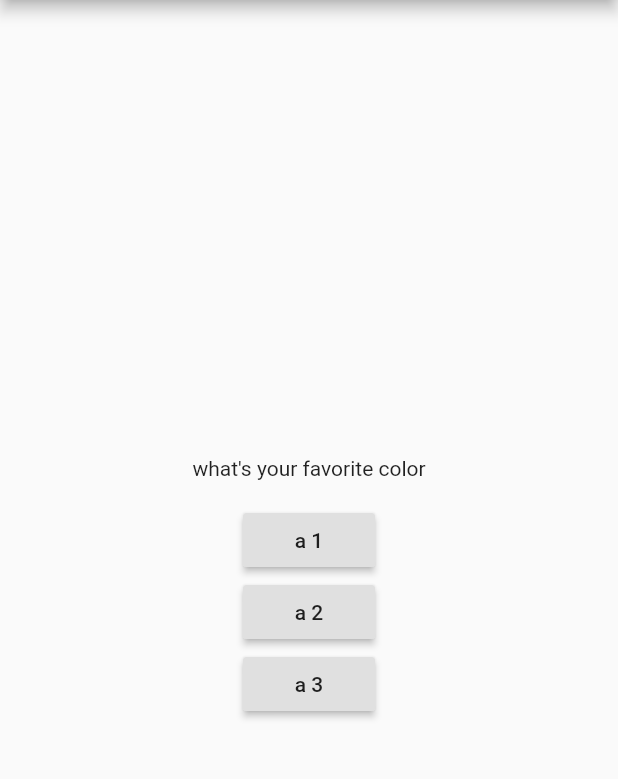
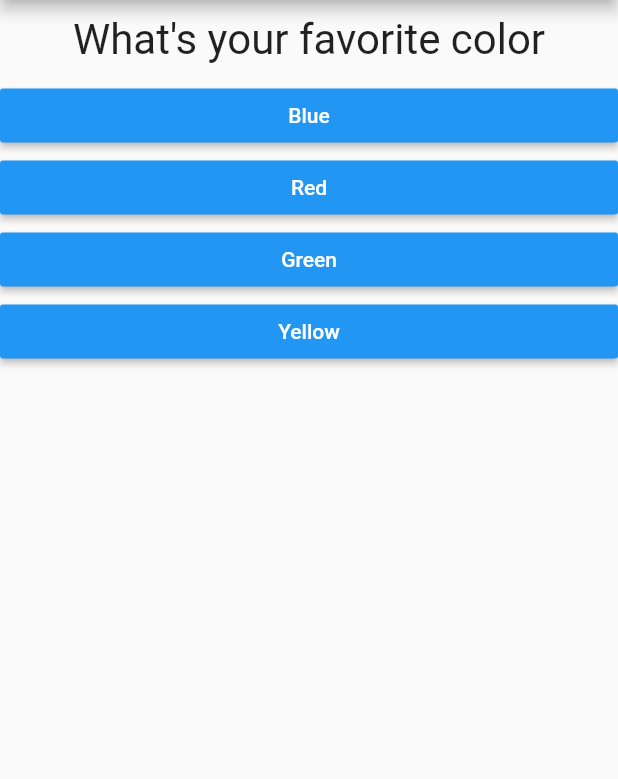
Before and after one commit to MaximilianSchleper/academind-flutter-01, a Flutter app: the screen it shows after launch, on a phone screen of 412 x 824 dp, the part 84-863 px from its top. Run offline on Flutter 3.47's test engine with Material 2 defaults, Android fonts, the phone set to English and light mode, and no system bars.

```diff
--- /dev/null
+++ b/lib/answer.dart
@@ -0,0 +1,21 @@
+import 'package:flutter/material.dart';
+
+class Answer extends StatelessWidget {
+  final Function selectHandler; //pointer to parent function
+  final String answerText;
+
+  Answer(this.selectHandler, this.answerText);
+
+  @override
+  Widget build(BuildContext context) {
+    return Container(
+      width: double.infinity,
+      child: RaisedButton(
+        color: Colors.blue,
+        textColor: Colors.white,
+        child: Text(answerText),
+        onPressed: selectHandler,
+      ),
+    );
+  }
+}
--- a/lib/main.dart
+++ b/lib/main.dart
@@ -1,4 +1,7 @@
 import 'package:flutter/material.dart';
+
+import './quiz.dart';
+import './result.dart';
 
 void main() => runApp(MyApp());
 
@@ -8,54 +11,45 @@ class MyApp extends StatefulWidget {
 }
 
 class _MyAppState extends State<MyApp> {
+  final _questions = const [
+    {
+      'questionText': 'What\'s your favorite color',
+      'answers': ['Blue', 'Red', 'Green', 'Yellow']
+    },
+    {
+      'questionText': 'What\'s your favorite animal?',
+      'answers': ['Dog', 'Cat', 'Bird', 'Fish']
+    },
+    {
+      'questionText': 'Choose your class!',
+      'answers': ['Knight', 'Mage', 'Hunter', 'Rouge']
+    },
+  ];
   int _qIndex = 0;
 
   void _answerQuestion() {
     setState(() {
       _qIndex = _qIndex + 1;
     });
-    print(_qIndex);
+    if (_qIndex < _questions.length) {
+      print('we have more questions');
+    }
   }
 
   @override
   Widget build(BuildContext context) {
-    var questions = [
-      'what\'s your favorite color',
-      'what\' your favorite animal?',
-    ];
-
     return MaterialApp(
       home: Scaffold(
         appBar: AppBar(
           title: Text('My First App'),
         ),
-        body: Center(
-          child: Column(
-            mainAxisAlignment: MainAxisAlignment.center,
-            children: [
-              Container(
-                padding: EdgeInsets.all(16),
-                child: Text(
-                  questions[_qIndex],
-                ),
-              ),
-              RaisedButton(
-                child: Text('a 1'),
-                onPressed: _answerQuestion,
-              ),
-              RaisedButton(
-                child: Text('a 2'),
-                onPressed: () => print('a2 chosen'),
-              ),
-              RaisedButton(
-                child: Text('a 3'),
-                onPressed: () {
-                  print('a3 chosen');
-                },
-              ),
-            ],
-          ),
-        ),
+        body: _qIndex < _questions.length
+            ? Quiz(
+                questions: _questions,
+                answerQuestion: _answerQuestion,
+                questionIndex: _qIndex,
+              )
+            : Result(),
       ),
     );
   }
@@ -67,4 +61,6 @@ class _MyAppState extends State<MyApp> {
 // pass name of funktion without () instead of result with ()
 // refactor strg + shift + r
 // _ means private
-// one file per widget
+// one file per widget general rule
+
+// manage state in shared parent
--- a/lib/question.dart
+++ b/lib/question.dart
@@ -0,0 +1,22 @@
+import 'package:flutter/material.dart';
+
+class Question extends StatelessWidget {
+  final String questionText;
+
+  Question(this.questionText);
+  //no {} so positioned arg not named arg
+  @override
+  Widget build(BuildContext context) {
+    return Container(
+      margin: EdgeInsets.all(10),
+      width: double.infinity, // full device width
+      // child takes width of parent
+      child: Text(
+        questionText,
+        style: TextStyle(fontSize: 28),
+        textAlign: TextAlign.center,
+      ),
+    );
+  }
+}
+// strg+click on class to dive into source code
--- /dev/null
+++ b/lib/quiz.dart
@@ -0,0 +1,31 @@
+import 'package:flutter/material.dart';
+
+import './question.dart';
+import './answer.dart';
+
+class Quiz extends StatelessWidget {
+  final List<Map<String, Object>> questions;
+  final Function answerQuestion;
+  final int questionIndex;
+
+  Quiz({
+    @required this.questions,
+    @required this.answerQuestion,
+    @required this.questionIndex,
+  });
+
+  @override
+  Widget build(BuildContext context) {
+    return Column(
+      children: [
+        Question(
+          questions[questionIndex]['questionText'],
+        ),
+        ...(questions[questionIndex]['answers'] as List<String>).map((answer) {
+          // answer to widget and add to children list
+          return Answer(answerQuestion, answer);
+        }).toList()
+      ],
+    );
+  }
+}
--- /dev/null
+++ b/lib/result.dart
@@ -0,0 +1,10 @@
+import 'package:flutter/material.dart';
+
+class Result extends StatelessWidget {
+  @override
+  Widget build(BuildContext context) {
+    return Center(
+      child: Text('You did it!'),
+    );
+  }
+}
```
